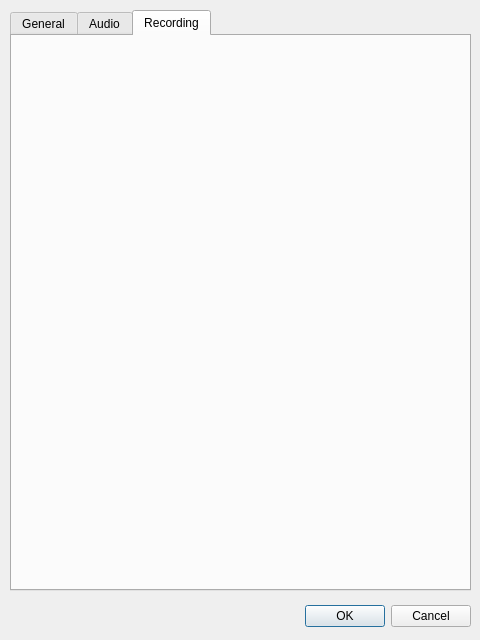
Old version of the form settingsdialog.ui in the repository napcode/appstream.
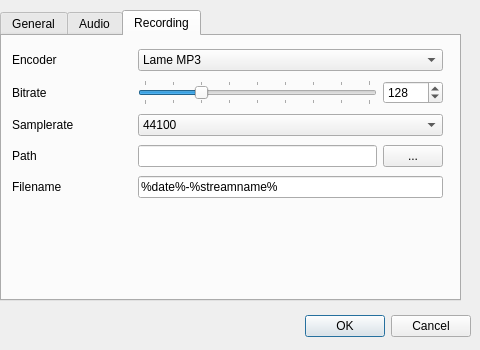
New version of the form. The open tabs and pages were chosen to show the change.

```diff
--- a/settingsdialog.ui
+++ b/settingsdialog.ui
@@ -10,12 +10,33 @@
     <x>0</x>
     <y>0</y>
     <width>480</width>
-    <height>640</height>
+    <height>350</height>
    </rect>
   </property>
+  <property name="sizePolicy">
+   <sizepolicy hsizetype="Fixed" vsizetype="Fixed">
+    <horstretch>0</horstretch>
+    <verstretch>0</verstretch>
+   </sizepolicy>
+  </property>
+  <property name="sizeIncrement">
+   <size>
+    <width>480</width>
+    <height>390</height>
+   </size>
+  </property>
+  <property name="baseSize">
+   <size>
+    <width>480</width>
+    <height>390</height>
+   </size>
+  </property>
   <property name="windowTitle">
    <string>Settings</string>
   </property>
+  <property name="sizeGripEnabled">
+   <bool>false</bool>
+  </property>
   <property name="modal">
    <bool>true</bool>
   </property>
@@ -23,7 +44,7 @@
    <property name="geometry">
     <rect>
      <x>10</x>
-     <y>600</y>
+     <y>310</y>
      <width>461</width>
      <height>32</height>
     </rect>
@@ -38,10 +59,10 @@
   <widget class="QTabWidget" name="tabWidget">
    <property name="geometry">
     <rect>
-     <x>10</x>
+     <x>0</x>
      <y>10</y>
      <width>461</width>
-     <height>581</height>
+     <height>291</height>
     </rect>
    </property>
    <property name="currentIndex">
@@ -413,6 +434,195 @@
     <attribute name="title">
      <string>Recording</string>
     </attribute>
+    <widget class="QWidget" name="gridLayoutWidget">
+     <property name="geometry">
+      <rect>
+       <x>10</x>
+       <y>10</y>
+       <width>431</width>
+       <height>159</height>
+      </rect>
+     </property>
+     <layout class="QGridLayout" name="gridLayout_5">
+      <item row="2" column="0">
+       <widget class="QLabel" name="label_10">
+        <property name="text">
+         <string>Samplerate</string>
+        </property>
+       </widget>
+      </item>
+      <item row="0" column="0">
+       <widget class="QLabel" name="label_8">
+        <property name="text">
+         <string>Encoder</string>
+        </property>
+       </widget>
+      </item>
+      <item row="3" column="0">
+       <widget class="QLabel" name="label_11">
+        <property name="text">
+         <string>Path</string>
+        </property>
+       </widget>
+      </item>
+      <item row="4" column="0">
+       <widget class="QLabel" name="label_12">
+        <property name="text">
+         <string>Filename</string>
+        </property>
+       </widget>
+      </item>
+      <item row="1" column="0">
+       <widget class="QLabel" name="label_9">
+        <property name="text">
+         <string>Bitrate</string>
+        </property>
+       </widget>
+      </item>
+      <item row="1" column="1" colspan="2">
+       <widget class="QSlider" name="slEncoderBitrate">
+        <property name="autoFillBackground">
+         <bool>false</bool>
+        </property>
+        <property name="minimum">
+         <number>64</number>
+        </property>
+        <property name="maximum">
+         <number>320</number>
+        </property>
+        <property name="singleStep">
+         <number>32</number>
+        </property>
+        <property name="pageStep">
+         <number>32</number>
+        </property>
+        <property name="sliderPosition">
+         <number>128</number>
+        </property>
+        <property name="tracking">
+         <bool>false</bool>
+        </property>
+        <property name="orientation">
+         <enum>Qt::Horizontal</enum>
+        </property>
+        <property name="tickPosition">
+         <enum>QSlider::TicksBothSides</enum>
+        </property>
+        <property name="tickInterval">
+         <number>32</number>
+        </property>
+       </widget>
+      </item>
+      <item row="1" column="3">
+       <widget class="QSpinBox" name="spinBox">
+        <property name="sizePolicy">
+         <sizepolicy hsizetype="Minimum" vsizetype="Fixed">
+          <horstretch>0</horstretch>
+          <verstretch>0</verstretch>
+         </sizepolicy>
+        </property>
+        <property name="minimum">
+         <number>64</number>
+        </property>
+        <property name="maximum">
+         <number>320</number>
+        </property>
+        <property name="singleStep">
+         <number>32</number>
+        </property>
+        <property name="value">
+         <number>128</number>
+        </property>
+       </widget>
+      </item>
+      <item row="2" column="1" colspan="3">
+       <widget class="QComboBox" name="cbEncoderSamplerate">
+        <property name="currentIndex">
+         <number>1</number>
+        </property>
+        <item>
+         <property name="text">
+          <string>22050</string>
+         </property>
+        </item>
+        <item>
+         <property name="text">
+          <string>44100</string>
+         </property>
+        </item>
+        <item>
+         <property name="text">
+          <string>48000</string>
+         </property>
+        </item>
+        <item>
+         <property name="text">
+          <string>96000</string>
+         </property>
+        </item>
+       </widget>
+      </item>
+      <item row="0" column="1" colspan="3">
+       <widget class="QComboBox" name="cbEncoder">
+        <item>
+         <property name="text">
+          <string>Lame MP3</string>
+         </property>
+        </item>
+        <item>
+         <property name="text">
+          <string>Ogg Vorbis</string>
+         </property>
+        </item>
+       </widget>
+      </item>
+      <item row="3" column="1" colspan="2">
+       <widget class="QLineEdit" name="leRecordPath">
+        <property name="sizePolicy">
+         <sizepolicy hsizetype="Preferred" vsizetype="Fixed">
+          <horstretch>0</horstretch>
+          <verstretch>0</verstretch>
+         </sizepolicy>
+        </property>
+       </widget>
+      </item>
+      <item row="3" column="3">
+       <widget class="QToolButton" name="toolButton">
+        <property name="sizePolicy">
+         <sizepolicy hsizetype="Minimum" vsizetype="Minimum">
+          <horstretch>0</horstretch>
+          <verstretch>0</verstretch>
+         </sizepolicy>
+        </property>
+        <property name="maximumSize">
+         <size>
+          <width>60</width>
+          <height>16777215</height>
+         </size>
+        </property>
+        <property name="layoutDirection">
+         <enum>Qt::LeftToRight</enum>
+        </property>
+        <property name="text">
+         <string>...</string>
+        </property>
+       </widget>
+      </item>
+      <item row="4" column="1" colspan="3">
+       <widget class="QLineEdit" name="leRecordFilename">
+        <property name="text">
+         <string>%date%-%streamname%</string>
+        </property>
+        <property name="maxLength">
+         <number>100</number>
+        </property>
+        <property name="readOnly">
+         <bool>true</bool>
+        </property>
+       </widget>
+      </item>
+     </layout>
+    </widget>
    </widget>
   </widget>
  </widget>
```
Left out of the diff: 56 changed lines with no effect on the pictures.
